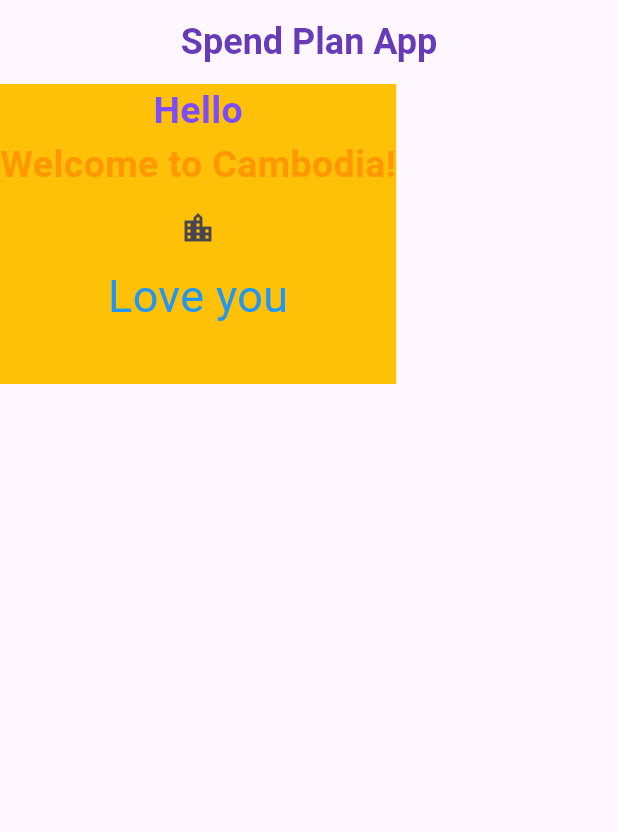
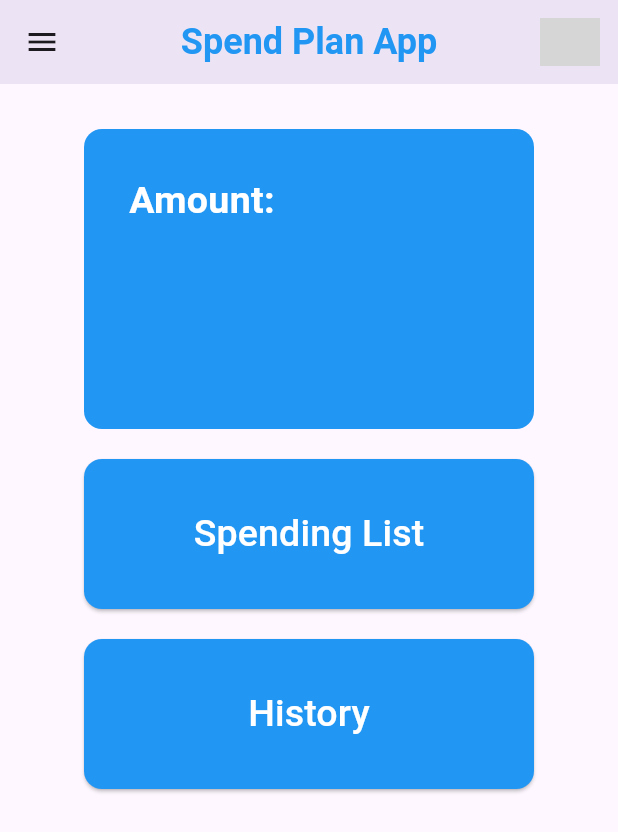
Before and after one commit to Ponlork-PK/money_planning, a Flutter app: the screen it shows after launch, on a phone screen of 412 x 824 dp. Shown: the top 832 px of the screen. Run offline on Flutter 3.47's test engine with Material 3 defaults, Android fonts, the phone set to English and light mode, and no system bars; network calls fail; grey boxes are pictures that could not be loaded.

Commit message:
12/05/2025

```diff
--- a/lib/screen/homescreen.dart
+++ b/lib/screen/homescreen.dart
@@ -12,45 +12,132 @@ class HomeScreen extends StatelessWidget {
           style: TextStyle(
             fontSize: 24,
             fontWeight: FontWeight.bold,
-            color: Colors.deepPurple,
+            color: Colors.blue,
           ),
         ),
+        elevation: 8,
+        actions: [
+          Padding(
+            padding: EdgeInsets.all(12),
+            child: CircleAvatar(
+              backgroundImage: NetworkImage('https://encrypted-tbn0.gstatic.com/images?q=tbn:ANd9GcS9jZ2FzVxFkw-yBn7FM0dOJRzLD26gS5Ro1w&s'),
+            ),
+          )
+        ],
       ),
-      body: Container(
-        height: 200,
-        color: Colors.amber,
-        child: Column(
+      drawer: Drawer(
+        width: 250,
+        child: ListView(
           children: [
-            Text(
-              "Hello",
-              style: TextStyle(
-                fontSize: 25,
-                fontWeight: FontWeight.bold,
-                color: Colors.deepPurpleAccent,
+            ListTile(
+              leading: Icon(Icons.settings),
+              title: Text(
+                'Setting',
+                style: TextStyle(color: Colors.blueAccent),
               ),
+              onTap: (){},
             ),
-            Text(
-              "Welcome to Cambodia!",
-              style: TextStyle(
-                fontSize: 25,
-                fontWeight: FontWeight.bold,
-                color: Colors.orange,
+            ListTile(
+              leading: Icon(Icons.settings),
+              title: Text(
+                'Setting',
+                style: TextStyle(color: Colors.blueAccent),
               ),
+              onTap: (){},
             ),
-            IconButton(
-              onPressed: () {},
-              icon: Icon(
-                Icons.location_city,
-              )
-            ),
-            Text(
-              "Love you",
-              style: TextStyle(
-                fontSize: 30,
-                color: Colors.blue,
+            ListTile(
+              leading: Icon(Icons.contact_page),
+              title: Text(
+                'About Us',
+                style: TextStyle(color: Colors.blueAccent),
               ),
+              onTap: (){},
             ),
           ],
+        ),
+      ),
+      body: Center(
+        child: Padding(
+          padding: const EdgeInsets.only(top: 30),
+          child: Column(
+            // crossAxisAlignment: CrossAxisAlignment.center,
+            children: [
+              Container(
+                width: 300,
+                height: 200,
+                decoration: BoxDecoration(
+                  color: Colors.blue,
+                  borderRadius: BorderRadius.circular(12),
+                ),
+                child: Padding(
+                  padding: const EdgeInsets.only(top: 30, left: 30),
+                  child: Column(
+                    crossAxisAlignment: CrossAxisAlignment.start,
+                    children: [
+                      Text(
+                        'Amount: ',
+                        style: TextStyle(
+                          fontSize: 25,
+                          color: Colors.white,
+                          fontWeight: FontWeight.bold,
+                        ),
+                      ),
+                    ],
+                  ),
+                ),
+              ),
+              Padding(
+                padding: const EdgeInsets.only(top: 20.0),
+                child: SizedBox(
+                  width: 300,
+                  height: 100,
+                  child:
+                    ElevatedButton(
+                      style: ElevatedButton.styleFrom(
+                        backgroundColor: Colors.blue,
+                        shape: RoundedRectangleBorder(
+                          borderRadius: BorderRadius.circular(12),
+                        ),
+                      ),
+                      onPressed: (){},
+                      child: Text(
+                        'Spending List',
+                        style: TextStyle(
+                          color: Colors.white,
+                          fontSize: 25,
+                        ),
+                      )
+                    ),
+
+                ),
+              ),
+              Padding(
+                padding: const EdgeInsets.only(top: 20.0),
+                child: SizedBox(
+                  width: 300,
+                  height: 100,
+                  child:
+                    ElevatedButton(
+                      style: ElevatedButton.styleFrom(
+                        backgroundColor: Colors.blue,
+                        shape: RoundedRectangleBorder(
+                          borderRadius: BorderRadius.circular(12),
+                        ),
+                      ),
+                      onPressed: (){},
+                      child: Text(
+                        'History',
+                        style: TextStyle(
+                          color: Colors.white,
+                          fontSize: 25,
+                        ),
+                      )
+                    ),
+
+                ),
+              ),
+            ],
+          ),
         ),
       ),
     );
```
